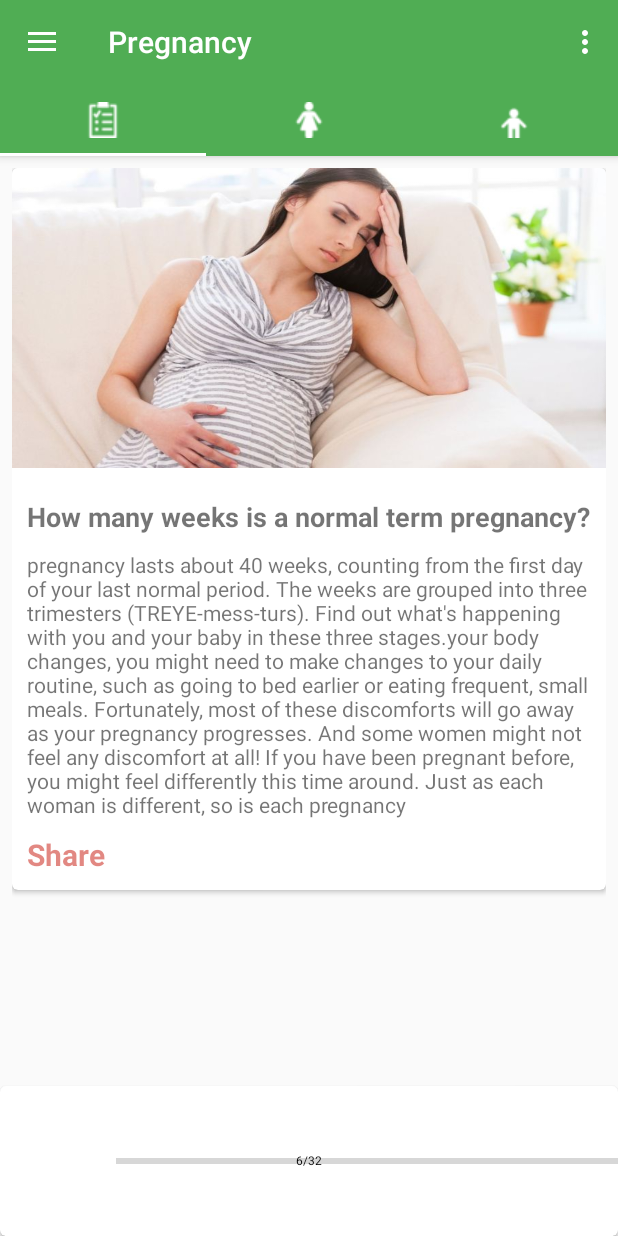
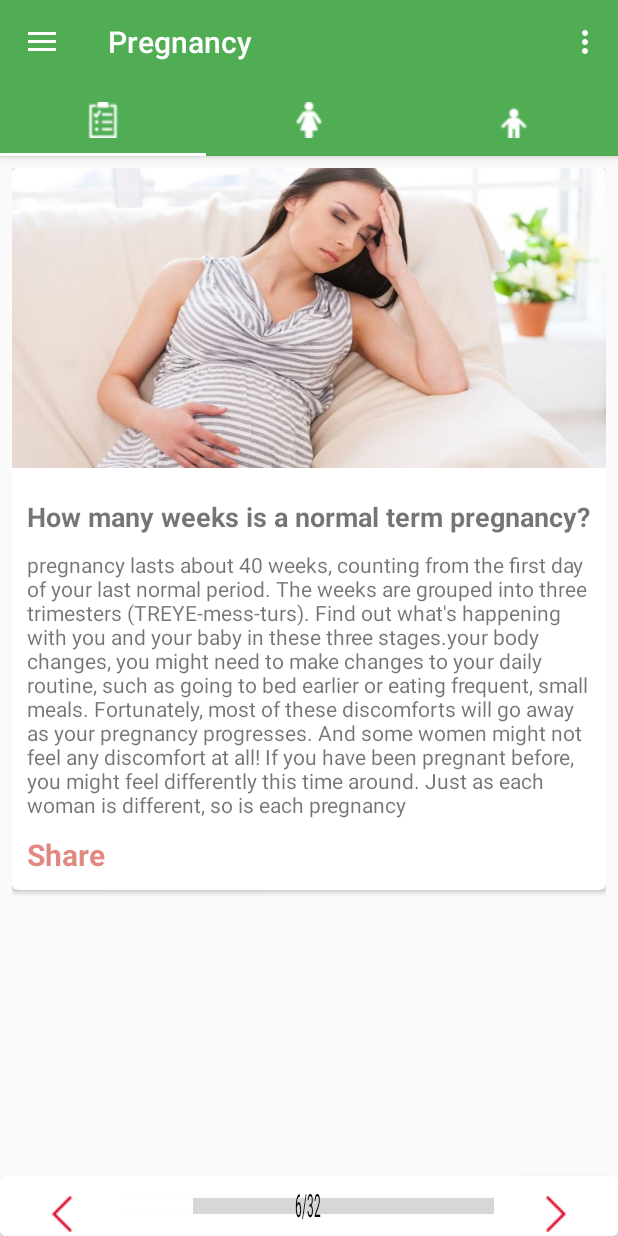
Before and after one commit to saad100104006/AndroidPregnencyApp, an Android app: the screen it shows after launch (MainActivity), on a phone screen of 412 x 824 dp. Run offline under Robolectric (Android 15) with nearby library versions, the phone set to English and light mode, and no system bars.

Commit message:
commit changes progress bar

```diff
--- a/app/src/main/java/info/androidhive/instantapps/pregnency/MainActivity.java
+++ b/app/src/main/java/info/androidhive/instantapps/pregnency/MainActivity.java
@@ -16,6 +16,8 @@ import android.support.v7.app.AppCompatActivity;
 import android.support.v7.widget.Toolbar;
 import android.view.Menu;
 import android.view.MenuItem;
+import android.view.View;
+import android.widget.ImageButton;
 
 import java.util.ArrayList;
 import java.util.List;
@@ -23,6 +25,8 @@ import java.util.List;
 public class MainActivity extends AppCompatActivity
         implements NavigationView.OnNavigationItemSelectedListener {
 
+
+private ImageButton next;
     private Toolbar toolbar;
     private TabLayout tabLayout;
     private ViewPager viewPager;
@@ -33,6 +37,14 @@ public class MainActivity extends AppCompatActivity
             R.drawable.ic_woman_white,
             R.drawable.ic_baby_white
     };
+
+    private int[] textureArrayWin = {
+            R.drawable.ic_week_info,
+            R.drawable.ic_woman_white,
+            R.drawable.ic_baby_white,
+    };
+
+
 
     @Override
     protected void onCreate(Bundle savedInstanceState) {
@@ -45,12 +57,16 @@ public class MainActivity extends AppCompatActivity
         viewPager = (ViewPager) findViewById(R.id.viewpager);
         setupViewPager(viewPager);
 
+        next=(ImageButton) findViewById(R.id.next);
+
         tabLayout = (TabLayout) findViewById(R.id.tabs);
         tabLayout.setupWithViewPager(viewPager);
         setupTabIcons();
 
         pb = new TextProgressBar(this);
         pb = (TextProgressBar) findViewById(R.id.pb);
+
+        pb.setScaleY(2.7f);
         new Thread(myThread).start();
 
         DrawerLayout drawer = (DrawerLayout) findViewById(R.id.drawer_layout);
@@ -61,6 +77,16 @@ public class MainActivity extends AppCompatActivity
 
         NavigationView navigationView = (NavigationView) findViewById(R.id.nav_view);
         navigationView.setNavigationItemSelectedListener(this);
+
+
+        next.setOnClickListener(new View.OnClickListener() {
+            @Override
+            public void onClick(View view) {
+
+            }
+        });
+
+
     }
     private Runnable myThread = new Runnable(){
         @Override
@@ -70,6 +96,7 @@ public class MainActivity extends AppCompatActivity
                     System.out.println("SSS");
                     pb.setProgress(myProgress);
                     pb.setText(myProgress+"/32");
+                 //   pb.setBackgroundColor(getResources().getColor(R.color.colorPrimary));
                     myHandle.sendMessage(myHandle.obtainMessage());
                     Thread.sleep(500);
                 }
--- a/app/src/main/java/info/androidhive/instantapps/pregnency/TextProgressBar.java
+++ b/app/src/main/java/info/androidhive/instantapps/pregnency/TextProgressBar.java
@@ -3,7 +3,6 @@ package info.androidhive.instantapps.pregnency;
 /**
  * Created by Saad on 7/12/17.
  */
-
 
 
 import android.content.Context;
@@ -20,21 +19,27 @@ public class TextProgressBar extends ProgressBar {
 
     public TextProgressBar(Context context) {
         super(context);
-        text = "0/100";
+        text = "0/32";
         textPaint = new Paint();
         textPaint.setColor(Color.BLACK);
+
+
     }
 
     public TextProgressBar(Context context, AttributeSet attrs) {
         super(context, attrs);
-        text = "0/100";
+        text = "0/32";
         textPaint = new Paint();
         textPaint.setColor(Color.BLACK);
+       /* int spSize = 17;
+        float scaledSizeInPixels = TypedValue.applyDimension(TypedValue.COMPLEX_UNIT_SP,
+                spSize, getResources().getDisplayMetrics());
+        textPaint.setTextSize(scaledSizeInPixels);*/
     }
 
     public TextProgressBar(Context context, AttributeSet attrs, int defStyle) {
         super(context, attrs, defStyle);
-        text = "0/100";
+        text = "0/32";
         textPaint = new Paint();
         textPaint.setColor(Color.BLACK);
     }
--- a/app/src/main/res/layout/activity_main.xml
+++ b/app/src/main/res/layout/activity_main.xml
@@ -1,9 +1,9 @@
 <?xml version="1.0" encoding="utf-8"?>
 <android.support.v4.widget.DrawerLayout xmlns:android="http://schemas.android.com/apk/res/android"
     xmlns:app="http://schemas.android.com/apk/res-auto"
+    xmlns:card="http://schemas.android.com/tools"
+    xmlns:card_view="http://schemas.android.com/apk/res-auto"
     xmlns:tools="http://schemas.android.com/tools"
-    xmlns:card_view="http://schemas.android.com/apk/res-auto"
-    xmlns:card="http://schemas.android.com/tools"
     android:id="@+id/drawer_layout"
     android:layout_width="match_parent"
     android:layout_height="match_parent"
@@ -14,7 +14,6 @@
         layout="@layout/app_bar_main"
         android:layout_width="match_parent"
         android:layout_height="match_parent" />
-
 
 
     <android.support.design.widget.NavigationView
@@ -29,30 +28,62 @@
     <LinearLayout
         android:layout_width="match_parent"
         android:layout_height="wrap_content"
-        android:orientation="vertical"
         android:gravity="bottom"
-        >
+        android:orientation="horizontal">
+
+
+
         <android.support.v7.widget.CardView
             android:id="@+id/card_view"
             android:layout_width="match_parent"
-        android:layout_height="wrap_content"
+            android:layout_height="40dp"
             card:elevation="4dp"
             card_view:cardCornerRadius="4dp"
 
             >
-        <info.androidhive.instantapps.pregnency.TextProgressBar
-            android:id="@+id/pb"
-            android:layout_width="fill_parent"
-            android:layout_height="100dp"
-            android:max="32"
-            android:progress="0"
-            style="?android:attr/progressBarStyleHorizontal"
-            android:maxHeight="50dip"
-            android:minHeight="50dip"
+            <LinearLayout
+                android:layout_width="match_parent"
+                android:layout_height="wrap_content"
+                android:orientation="horizontal"
+                android:weightSum="1"
+                >
+            <ImageButton
+                android:id="@+id/previous"
+                android:layout_width="0dp"
+                android:layout_height="50dp"
+                android:src="@drawable/previous"
+                android:layout_weight=".2"
+                android:background="@color/colorAccent"
                 />
 
 
+
+            <info.androidhive.instantapps.pregnency.TextProgressBar
+                android:id="@+id/pb"
+                style="?android:attr/progressBarStyleHorizontal"
+                android:layout_width="0dp"
+                android:layout_height="wrap_content"
+                android:maxHeight="80dip"
+                android:minHeight="50dip"
+                android:layout_weight=".6"
+                android:max="32"
+                android:progress="0" />
+
+            <ImageButton
+                android:id="@+id/next"
+                android:layout_width="0dp"
+                android:layout_weight=".2"
+                android:layout_height="50dp"
+                android:src="@drawable/next"
+                android:background="@color/colorAccent"
+                />
+
+            </LinearLayout>
+
+
         </android.support.v7.widget.CardView>
+
+
     </LinearLayout>
 
 </android.support.v4.widget.DrawerLayout>
```
Also changed, not shown: app/src/main/res/drawable/next.png (added), app/src/main/res/drawable/previous.png (added). Lines whose indentation alone changed are shown as unchanged.
